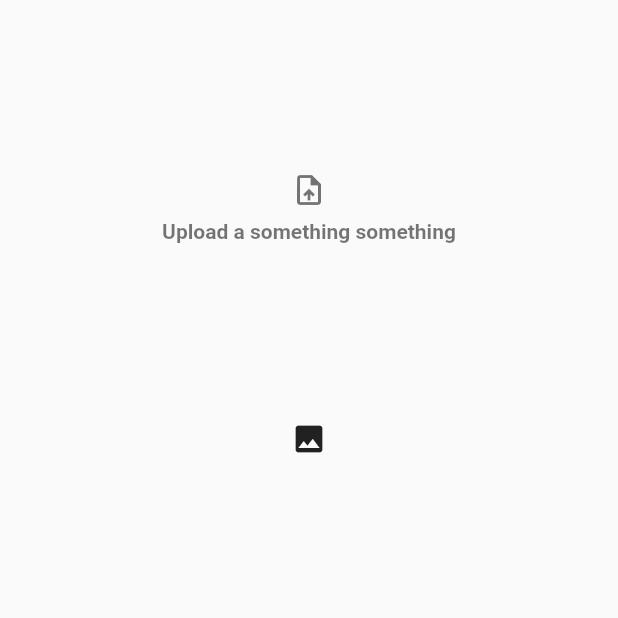
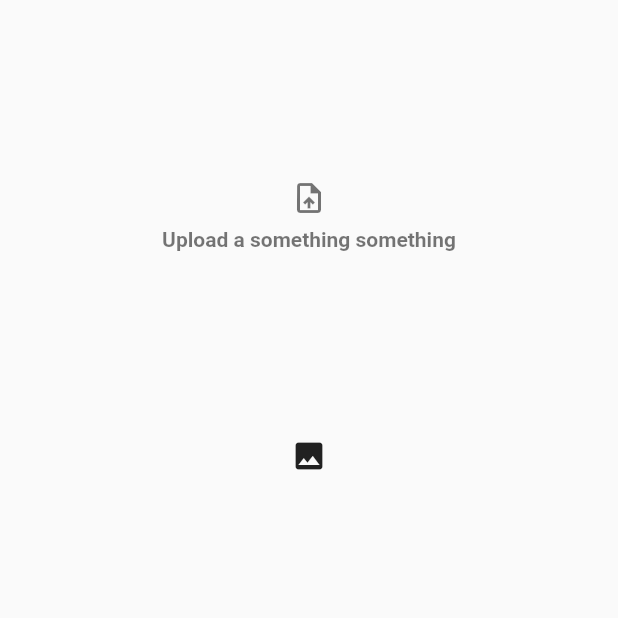
Before and after one commit to CarSpaceDev/mobile_frontend, a Flutter app: the screen it shows after launch, on a phone screen of 412 x 824 dp, the top half of it. Run offline on Flutter 3.47's test engine with Material 2 defaults, Android fonts, the phone set to English and light mode, and no system bars; our stand-ins replace bloc, chopper, equatable, firebase_auth, firebase_core, flutter_bloc and 8 more; missing offline and left inert: fdottedline, google_maps_place_picker, image_crop; accounts and stored records are empty; generated files the repository leaves out were written again; statements that could not run were skipped.

Commit message:
Reusable image upload is ready

```diff
--- a/lib/screens/login/TestScreen.dart
+++ b/lib/screens/login/TestScreen.dart
@@ -11,8 +11,8 @@ class _TestScreenState extends State<TestScreen> {
   dynamic imageWidget;
 
   _TestScreenState() {
-    imageWidget = new ImageUploadWidget(
-        prompt: "Upload a something something", callback: saveUrl);
+    imageWidget = new ImageUploadWidget((92 / 60), saveUrl,
+        prompt: "Upload a something something");
   }
   String imageUrl;
 
@@ -22,8 +22,8 @@ class _TestScreenState extends State<TestScreen> {
       body: Container(
         child: Column(
           children: [
-            imageWidget,
-            FlatButton(onPressed: () {}, child: Icon(Icons.image))
+            Padding(padding: EdgeInsets.all(16), child: imageWidget),
+            FlatButton(onPressed: () {print(imageUrl);}, child: Icon(Icons.image))
           ],
         ),
       ),
```
Also changed, not shown: lib/reusable/ImageUploadWidget.dart (+58 -12 lines).
